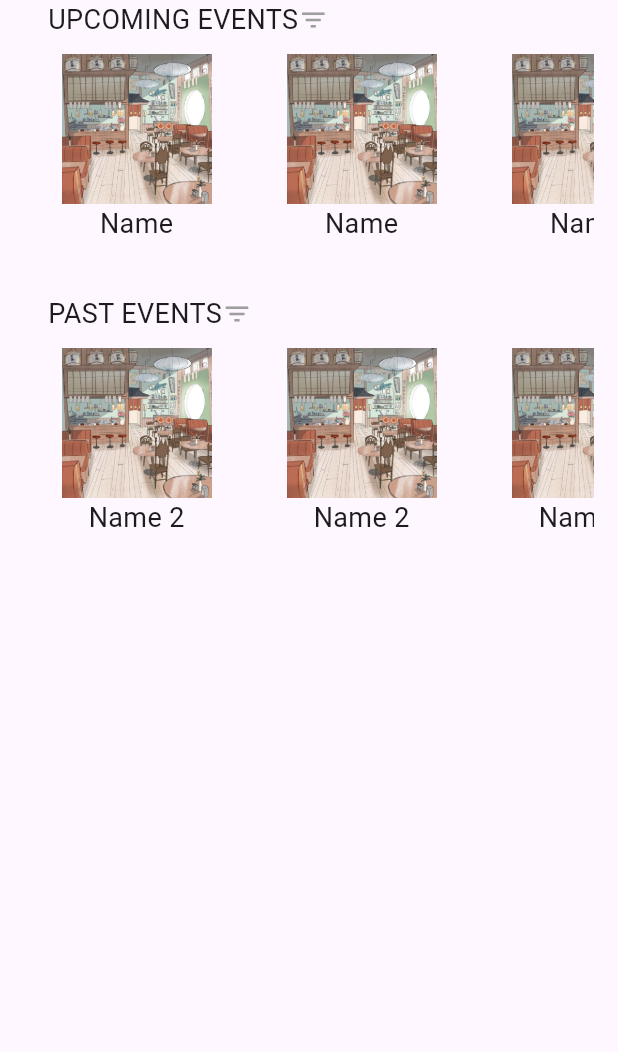
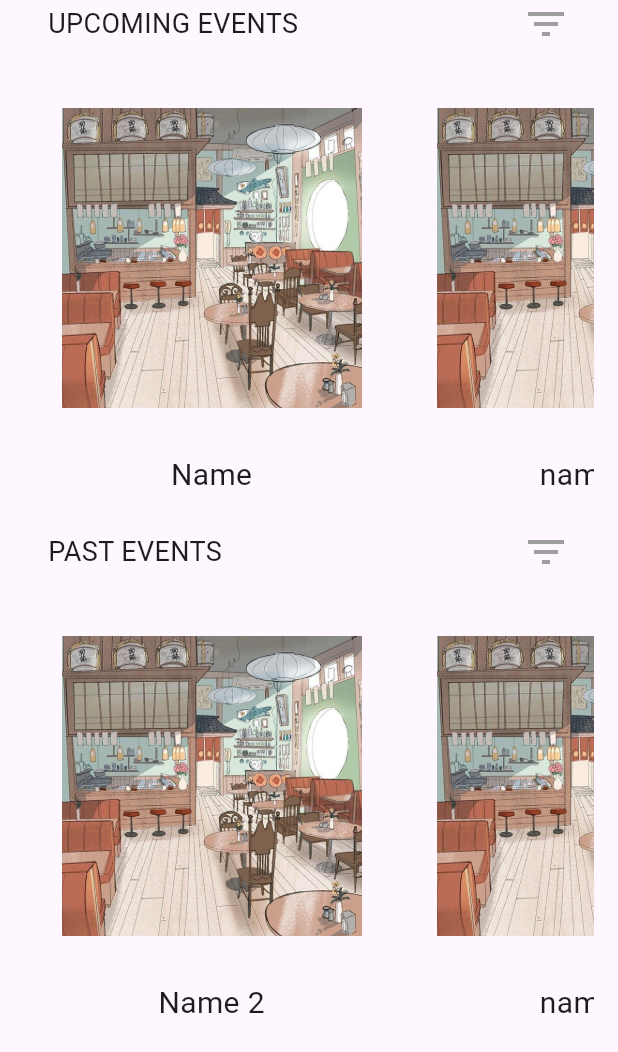
Before and after one commit to IEEE-DITU/DIT-Events, a Flutter app: the screen it shows after launch, on a phone screen of 412 x 824 dp. Shown: the top 1052 px of the screen. Run offline on Flutter 3.47's test engine with Material 3 defaults, Android fonts, the phone set to English and light mode, and no system bars; our stand-ins replace google_fonts.

Commit message:
eventScreen

```diff
--- a/lib/custom_widgets/event_page_cards.dart
+++ b/lib/custom_widgets/event_page_cards.dart
@@ -8,7 +8,7 @@ class EventPageCards extends StatelessWidget {
       required this.imageList,
       required this.eventName});
   final String categoryName;
-  final String eventName;
+  final List<String> eventName;
   final List<String> imageList;
   @override
   Widget build(BuildContext context) {
@@ -22,8 +22,9 @@ class EventPageCards extends StatelessWidget {
             padding: const EdgeInsets.fromLTRB(16, 0, 16, 10),
             child: Row(
               children: [
-                Row(
-                  mainAxisAlignment: MainAxisAlignment.spaceEvenly,
+                Expanded(
+                  child: Row(
+                    mainAxisAlignment: MainAxisAlignment.spaceBetween,
                     //crossAxisAlignment: CrossAxisAlignment.start,
                     children: [
                       Title(
@@ -33,8 +34,9 @@ class EventPageCards extends StatelessWidget {
                             style: GoogleFonts.inriaSerif(
                                 fontWeight: FontWeight.w400, fontSize: 18),
                           )),
-                    Icon(Icons.filter_list, color: Colors.grey, size: 20.0),
+                      Icon(Icons.filter_list, color: Colors.grey, size: 32.0),
                     ],
+                  ),
                 ),
               ],
             ),
@@ -42,7 +44,7 @@ class EventPageCards extends StatelessWidget {
           Container(
             child: SizedBox(
               width: 400,
-              height: 150,
+              height: 300,
               child: ListView.builder(
                 shrinkWrap: true,
                 physics: const BouncingScrollPhysics(),
@@ -54,20 +56,26 @@ class EventPageCards extends StatelessWidget {
                     child: Column(
                       children: [
                         SizedBox(
-                          height: 100,
-                          width: 150,
-                          child: Image.asset(
+                          height: 290,
+                          width: 250,
+                          child: Column(
+                            children: [
+                              Image.asset(
                                 imageList[index],
-                            width: 150,
-                            height: 150,
+                                width: 200,
+                                height: 260,
+                              ),
+                              Title(
+                                  color: Colors.black,
+                                  child: Text(
+                                    eventName[index],
+                                    style: GoogleFonts.inriaSerif(
+                                        fontWeight: FontWeight.w400,
+                                        fontSize: 20),
+                                  ))
+                            ],
                           ),
                         ),
-                        Title(color: Colors.black,
-                            child: Text(
-                              eventName,
-                              style: GoogleFonts.inriaSerif(
-                                  fontWeight: FontWeight.w400, fontSize: 18),
-                            ))
                       ],
                     ),
                   );
--- a/lib/screens/event_screen.dart
+++ b/lib/screens/event_screen.dart
@@ -19,7 +19,7 @@ class EventScreen extends StatelessWidget {
             'Assets/photo1.png',
             'Assets/photo1.png',
           ],
-          eventName: 'Name',
+          eventName:[ 'Name', 'name3','name4','name5','name6']
         ),
         const EventPageCards(
           categoryName: 'PAST EVENTS',
@@ -28,7 +28,7 @@ class EventScreen extends StatelessWidget {
             'Assets/photo1.png',
             'Assets/photo1.png',
           ],
-          eventName: 'Name 2',
+          eventName: ['Name 2','name7','name8',]
         ),
       ],
     );
```
Lines whose indentation alone changed are shown as unchanged.
